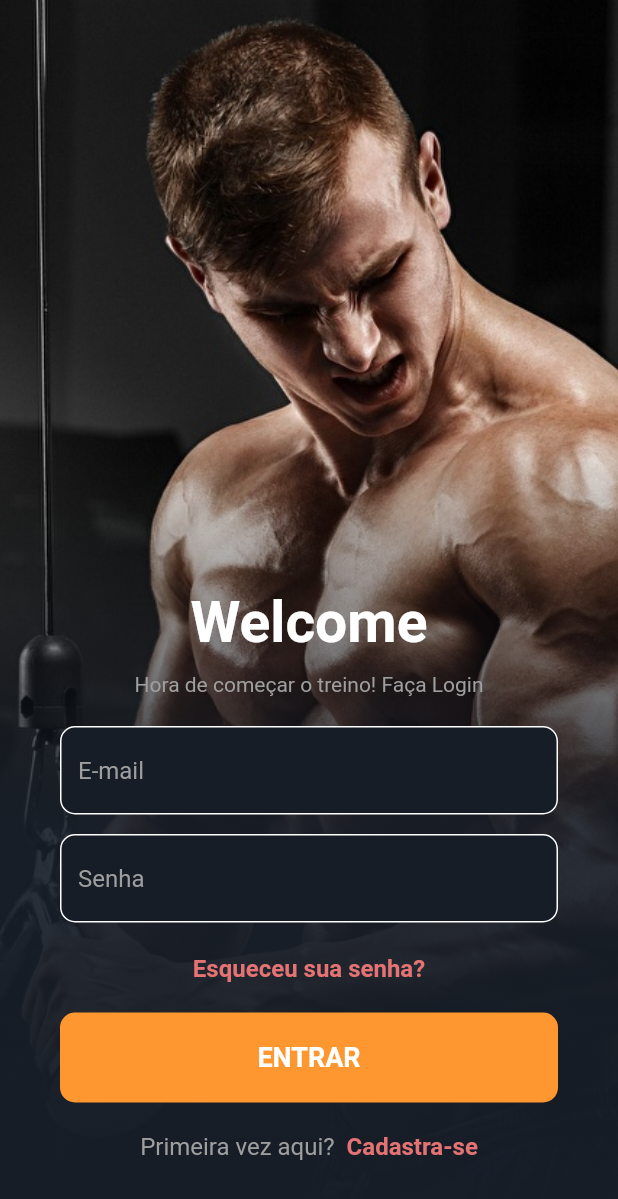
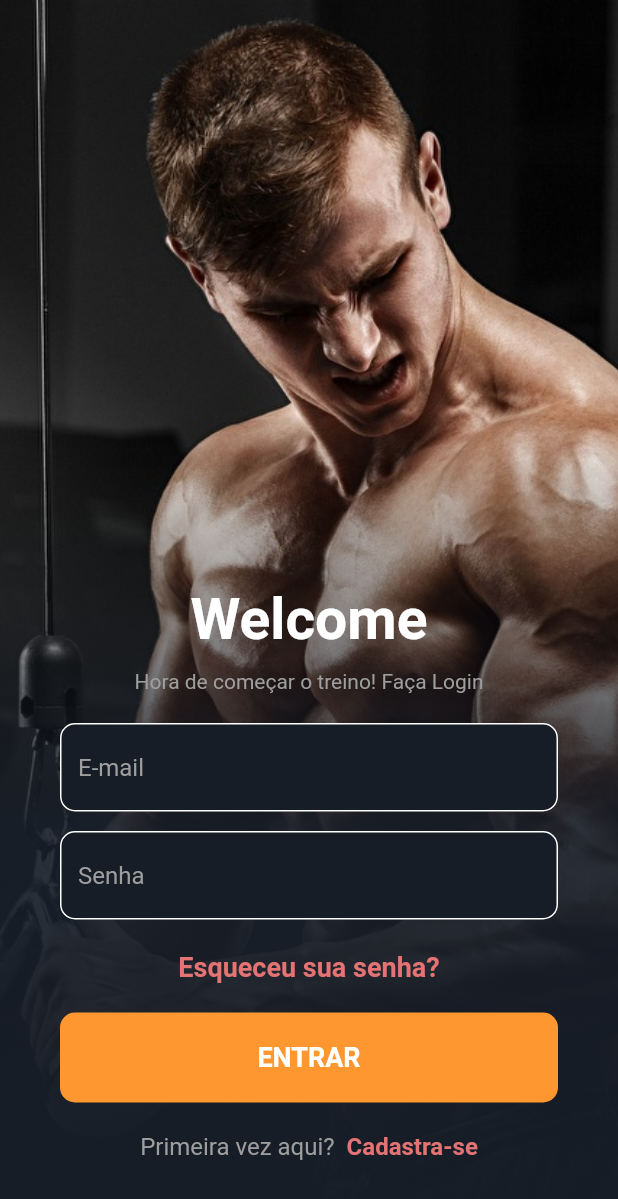
Before and after one commit to ErisvaldoCorreia/login_design, a Flutter app: the screen it shows after launch, on a phone screen of 412 x 824 dp. Shown: the top 1199 px of the screen. Run offline on Flutter 3.47's test engine with Material 2 defaults, Android fonts, the phone set to English and light mode, and no system bars; missing offline and left inert: dart:ffi.

```diff
--- a/lib/modules/login_page.dart
+++ b/lib/modules/login_page.dart
@@ -6,7 +6,10 @@ class LoginPage extends StatelessWidget {
   @override
   Widget build(BuildContext context) {
     return Scaffold(
-      body: Stack(
+      backgroundColor: Color(0xff161d27),
+      body: GestureDetector(
+        onTap: () => FocusScope.of(context).unfocus(),
+        child: Stack(
           children: [
             Container(
               decoration: BoxDecoration(
@@ -71,6 +74,12 @@ class LoginPage extends StatelessWidget {
                             color: Colors.white,
                           ),
                         ),
+                        focusedBorder: OutlineInputBorder(
+                          borderRadius: BorderRadius.circular(10),
+                          borderSide: BorderSide(
+                            color: Colors.white,
+                          ),
+                        ),
                       ),
                     ),
                   ),
@@ -96,6 +105,12 @@ class LoginPage extends StatelessWidget {
                             color: Colors.white,
                           ),
                         ),
+                        focusedBorder: OutlineInputBorder(
+                          borderRadius: BorderRadius.circular(10),
+                          borderSide: BorderSide(
+                            color: Colors.white,
+                          ),
+                        ),
                       ),
                     ),
                   ),
@@ -104,7 +119,7 @@ class LoginPage extends StatelessWidget {
                     'Esqueceu sua senha?',
                     style: TextStyle(
                       color: Colors.red[300],
-                    fontSize: 16,
+                      fontSize: 18,
                       fontWeight: FontWeight.bold,
                     ),
                   ),
@@ -159,6 +174,7 @@ class LoginPage extends StatelessWidget {
             ),
           ],
         ),
+      ),
     );
   }
 }
```
Lines whose indentation alone changed are shown as unchanged.
